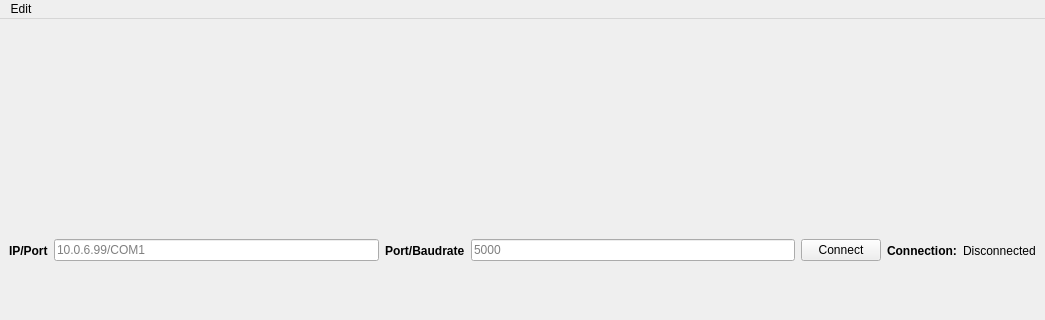
First picture: the form in src/ui/main.ui, repository cnpem-emi/pemi, before the edit; both pictures show x 0 to 1045 and y 0 to 320 of the 1045 by 547 pixel window.
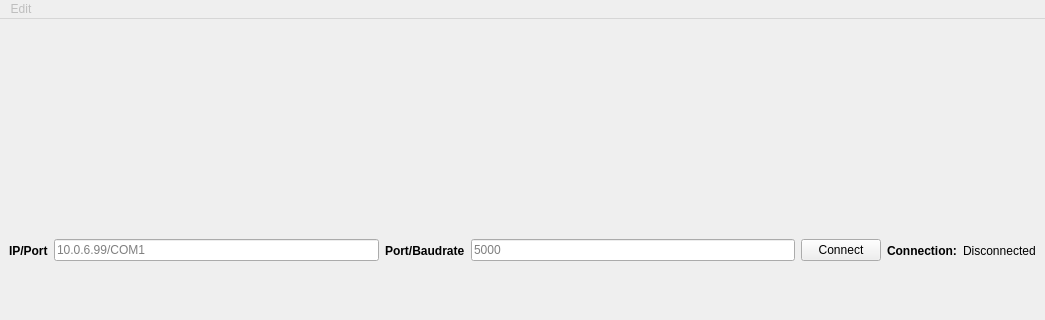
Second picture: the form after the edit.

What changed in the file:
```diff
--- a/src/ui/main.ui
+++ b/src/ui/main.ui
@@ -135,6 +135,9 @@
    </layout>
   </widget>
   <widget class="QMenuBar" name="menubar">
+   <property name="enabled">
+    <bool>false</bool>
+   </property>
    <property name="geometry">
     <rect>
      <x>0</x>
```
Left out of the diff: 6 changed lines with no effect on the pictures.
